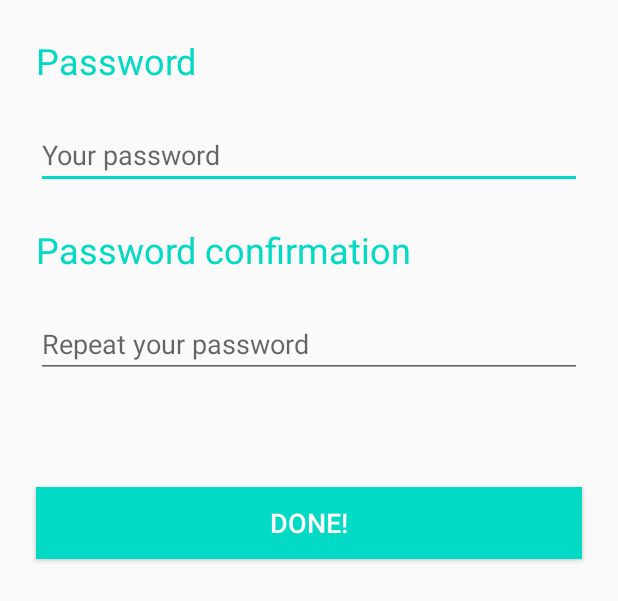
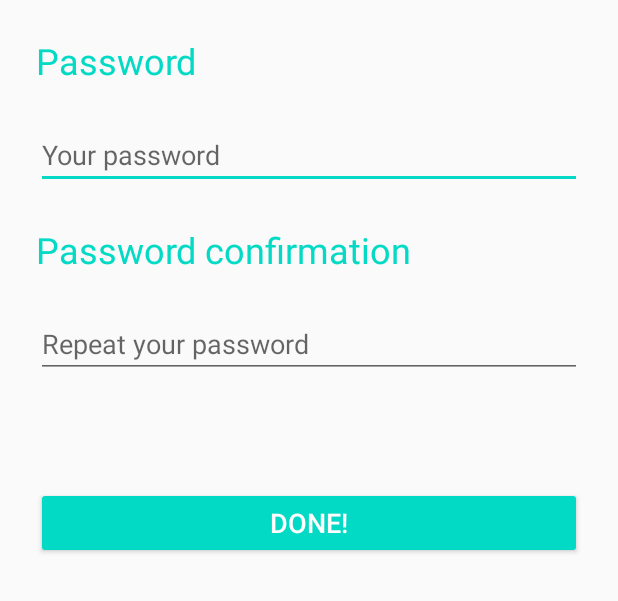
Before and after one commit to ToosaFinder/toosa-finder-android, an Android app: the layout restore_password.xml on its own in the app's theme, with its tools: preview values and no code run, on a phone screen of 412 x 824 dp. Shown: the top 601 px of the screen. Run offline under Robolectric (Android 15) with nearby library versions, the phone set to English and light mode, and no system bars.

Commit message:
Some more bug fixes

```diff
--- a/app/src/main/java/com/toosafinder/restorePassword/restorePassword/RestorePasswordRepository.kt
+++ b/app/src/main/java/com/toosafinder/restorePassword/restorePassword/RestorePasswordRepository.kt
@@ -3,12 +3,10 @@ package com.toosafinder.restorePassword.restorePassword
 import com.toosafinder.api.login.PasswordSetReq
 import com.toosafinder.network.HTTPRes
 import com.toosafinder.network.convertAnswer
-import retrofit2.Response
 
 class RestorePasswordRepository(
     private val dataSource: RestorePasswordAPI
 ) {
-
 
     suspend fun registerPassword(emailToken : String, password : String) : HTTPRes<Unit>{
         val res = dataSource.registerPassword(PasswordSetReq(emailToken, password))
--- a/app/src/main/res/layout/restore_password.xml
+++ b/app/src/main/res/layout/restore_password.xml
@@ -66,10 +66,10 @@
         android:layout_marginStart="@dimen/activity_vertical_margin"
         android:layout_marginTop="@dimen/activity_vertical_margin"
         android:layout_marginEnd="@dimen/activity_horizontal_margin"
-        android:background="@color/colorAccent"
         android:text="@string/button_done"
         android:textColor="@android:color/white"
         android:textSize="@dimen/font_size_normal"
+        android:theme="@style/AccentButton"
         app:layout_constraintEnd_toEndOf="parent"
         app:layout_constraintHorizontal_bias="0.0"
         app:layout_constraintStart_toStartOf="parent"
```
Also changed, not shown: app/src/main/java/com/toosafinder/restorePassword/restorePassword/RestorePasswordAPI.kt (added, +15 -0 lines).
